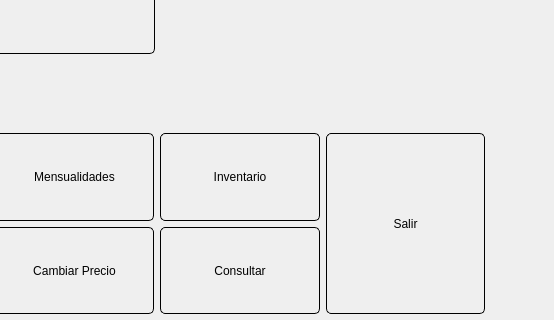
Qt form co.edu.uniquindio.parkingsoft.ui/.ui/Principal.ui (yonnatanbustos/ParkingSoft) before a commit; both pictures show x 846 to 1400 and y 377 to 697 of the 1400 by 697 pixel window.
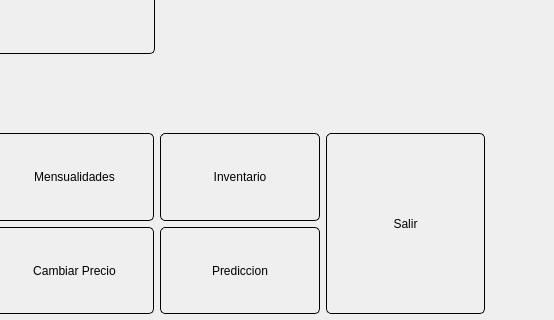
The same form after that commit. Icons and pictures are not drawn.

Diff of the .ui file:
```diff
--- a/co.edu.uniquindio.parkingsoft.ui/.ui/Principal.ui
+++ b/co.edu.uniquindio.parkingsoft.ui/.ui/Principal.ui
@@ -633,7 +633,7 @@
         <cursorShape>PointingHandCursor</cursorShape>
        </property>
        <property name="text">
-        <string>Consultar</string>
+        <string>Prediccion</string>
        </property>
        <property name="icon">
         <iconset>
```
